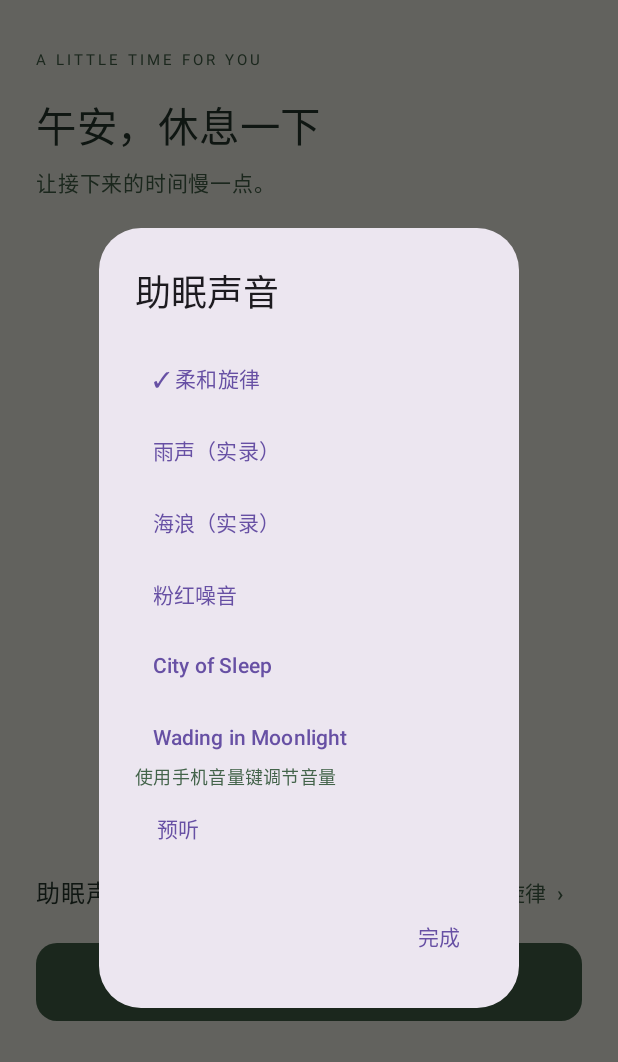
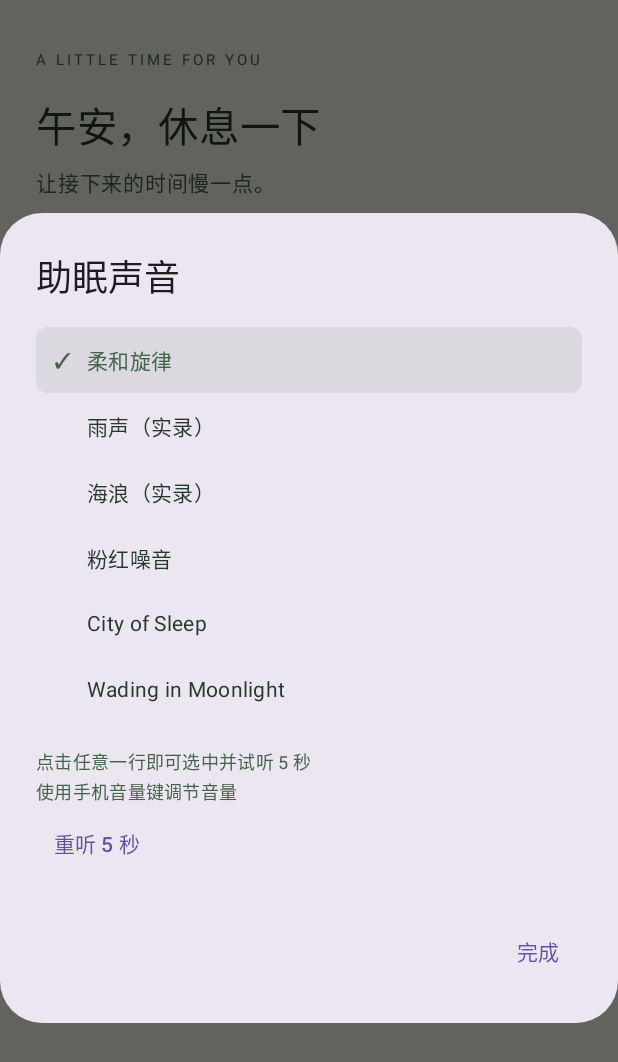
Before and after one commit to wym5211/nap-timer, an Android app built with Jetpack Compose: the screen it shows after launch (MainActivity), after a tap on an icon or button, on a phone screen of 412 x 824 dp. Shown: the top 1062 px of the screen. Run offline under Robolectric (Android 15) with nearby library versions, the phone set to English and light mode, and no system bars.

Commit message:
助眠声音整行可选中并自动试听 5 秒，版本升至 1.2
- 选项行由 TextButton 改为整行可点击的 SoundOptionRow，选中态加底色与固定宽度勾选列；两层列表补 fillMaxWidth
- 选中即从头试听 5 秒自动暂停；换曲目重新计时，静音与停止试听立即静音；首次打开弹窗不自动播
- 删除与新逻辑冲突的 LaunchedEffect(soundId)，播放统一由 startPreview 负责
- versionCode 3 / versionName 1.2；签名 release 已验证可覆盖安装
- 验证：compileDebugKotlin、testDebugUnitTest、assembleRelease 全绿；apksigner / zipalign / aapt2 校验通过

```diff
--- a/app/build.gradle.kts
+++ b/app/build.gradle.kts
@@ -12,8 +12,8 @@ android {
         applicationId = "com.naptimer"
         minSdk = 26
         targetSdk = 35
-        versionCode = 2
-        versionName = "1.1"
+        versionCode = 3
+        versionName = "1.2"
     }
 
     signingConfigs {
--- a/app/src/main/java/com/naptimer/MainActivity.kt
+++ b/app/src/main/java/com/naptimer/MainActivity.kt
@@ -17,6 +17,7 @@ import androidx.activity.enableEdgeToEdge
 import androidx.activity.result.contract.ActivityResultContracts
 import androidx.compose.foundation.Canvas
 import androidx.compose.foundation.background
+import androidx.compose.foundation.clickable
 import androidx.compose.foundation.gestures.detectDragGestures
 import androidx.compose.foundation.layout.Arrangement
 import androidx.compose.foundation.layout.Box
@@ -32,6 +33,7 @@ import androidx.compose.foundation.layout.offset
 import androidx.compose.foundation.layout.padding
 import androidx.compose.foundation.layout.safeDrawing
 import androidx.compose.foundation.layout.size
+import androidx.compose.foundation.layout.width
 import androidx.compose.foundation.layout.windowInsetsPadding
 import androidx.compose.foundation.rememberScrollState
 import androidx.compose.foundation.shape.CircleShape
@@ -330,47 +332,67 @@ private fun SoundSettingsDialog(
         }
     }
     var previewing by remember { mutableStateOf(false) }
+    // 每次发起试听都换一个 token，让下面的 5 秒倒计时取消旧的、重新计时。
+    var previewToken by remember { mutableIntStateOf(0) }
     DisposableEffect(player) {
         onDispose { player.release() }
     }
-    LaunchedEffect(soundId) {
+
+    /** 从头播放指定音频，并启动 5 秒自动停止。 */
+    fun startPreview(option: SleepSound) {
         player.stop()
+        player.setMediaItem(MediaItem.fromUri("android.resource://${activity.packageName}/${option.resId}"))
+        player.prepare()
+        player.play()
+        previewing = true
+        previewToken++
+    }
+
+    fun stopPreview() {
+        player.pause()
         previewing = false
-        val resourceId = SleepSound.fromId(soundId).resId
-        player.setMediaItem(MediaItem.fromUri("android.resource://${activity.packageName}/$resourceId"))
+        previewToken++
     }
+
+    // 试听最多 5 秒；换曲目、手动停止或关闭弹窗时，key 变化会取消上一次 delay。
+    LaunchedEffect(previewToken, previewing) {
+        if (!previewing) return@LaunchedEffect
+        delay(PREVIEW_DURATION_MS)
+        player.pause()
+        previewing = false
+    }
+
     AlertDialog(
         onDismissRequest = onDismiss,
         title = { Text("助眠声音") },
         text = {
-            Column(Modifier.heightIn(max = 420.dp).verticalScroll(rememberScrollState())) {
-                Column(Modifier.heightIn(max = 280.dp).verticalScroll(rememberScrollState())) {
+            Column(Modifier.fillMaxWidth().heightIn(max = 420.dp).verticalScroll(rememberScrollState())) {
+                Column(Modifier.fillMaxWidth().heightIn(max = 280.dp).verticalScroll(rememberScrollState())) {
                     SleepSound.entries.forEach { option ->
-                        TextButton(onClick = {
-                            player.pause()
-                            previewing = false
-                            onSoundChange(true, option.id)
-                        }) {
-                            Text(if (sound && soundId == option.id) "✓ ${option.label}" else option.label)
-                        }
+                        SoundOptionRow(
+                            label = option.label,
+                            selected = sound && soundId == option.id,
+                            onClick = {
+                                onSoundChange(true, option.id)
+                                startPreview(option)
+                            },
+                        )
                     }
-                    TextButton(onClick = {
-                        onSoundChange(false, soundId)
-                        player.pause()
-                        previewing = false
-                    }) { Text(if (!sound) "✓ 静音" else "静音") }
+                    SoundOptionRow(
+                        label = "静音",
+                        selected = !sound,
+                        onClick = {
+                            onSoundChange(false, soundId)
+                            stopPreview()
+                        },
+                    )
                 }
                 if (sound) {
+                    Text("点击任意一行即可选中并试听 5 秒", color = Green, fontSize = 12.sp)
                     Text("使用手机音量键调节音量", color = Green, fontSize = 12.sp)
                     TextButton(onClick = {
-                        if (previewing) {
-                            player.pause()
-                        } else {
-                            player.prepare()
-                            player.play()
-                        }
-                        previewing = !previewing
-                    }) { Text(if (previewing) "停止预听" else "预听") }
+                        if (previewing) stopPreview() else startPreview(SleepSound.fromId(soundId))
+                    }) { Text(if (previewing) "停止试听" else "重听 5 秒") }
                     SleepSound.fromId(soundId).attribution?.let { attribution ->
                         Text(
                             attribution,
@@ -385,6 +407,33 @@ private fun SoundSettingsDialog(
         confirmButton = { TextButton(onClick = onDismiss) { Text("完成") } },
     )
 }
+
+/** 整行都是点击区域，避免只有文字宽度内可点。 */
+@Composable
+private fun SoundOptionRow(label: String, selected: Boolean, onClick: () -> Unit) {
+    Row(
+        modifier = Modifier
+            .fillMaxWidth()
+            .heightIn(min = 44.dp)
+            .background(
+                color = if (selected) Green.copy(alpha = 0.10f) else Color.Transparent,
+                shape = RoundedCornerShape(8.dp),
+            )
+            .clickable(onClick = onClick)
+            .padding(horizontal = 12.dp),
+        verticalAlignment = Alignment.CenterVertically,
+    ) {
+        Text(
+            if (selected) "✓" else "",
+            modifier = Modifier.width(22.dp),
+            color = Green,
+            fontSize = 14.sp,
+        )
+        Text(label, color = if (selected) Green else Ink, fontSize = 14.sp)
+    }
+}
+
+private const val PREVIEW_DURATION_MS = 5_000L
 
 /**
  * 倒计时与预计唤醒时刻。计时状态只在这个叶子作用域内读取，1Hz tick 不会作废
```
